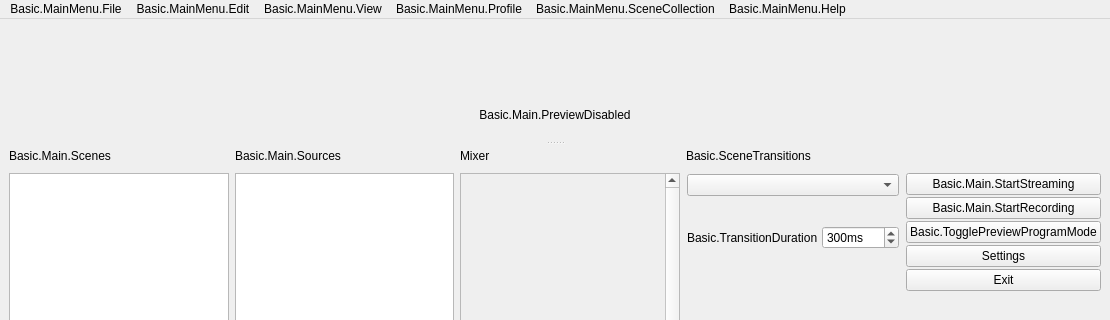
The window that obs/forms/OBSBasic.ui (sunwenjieIT/wenjie-obs-personal) describes before a commit, drawn with Qt 5; both pictures show x 0 to 1110 and y 0 to 320 of the 1110 by 724 pixel window.
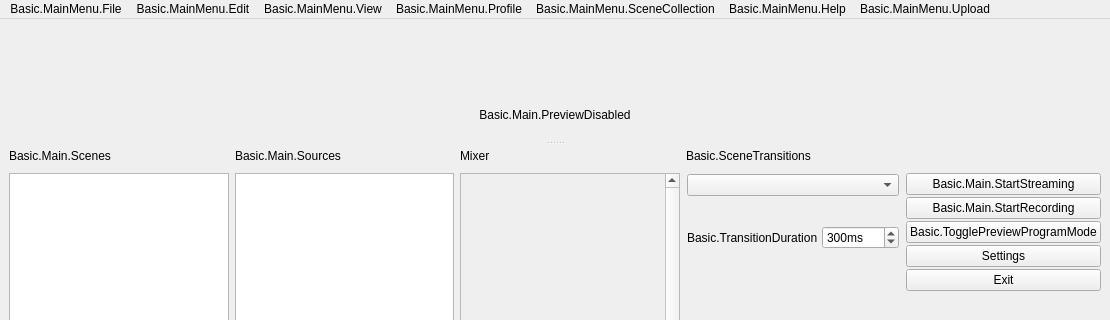
The same window after the commit. Icons and pictures are not drawn. Custom widgets are drawn as their Qt base class.

Diff of the .ui file:
```diff
--- a/obs/forms/OBSBasic.ui
+++ b/obs/forms/OBSBasic.ui
@@ -805,7 +805,7 @@
      <x>0</x>
      <y>0</y>
      <width>1110</width>
-     <height>21</height>
+     <height>23</height>
     </rect>
    </property>
    <widget class="QMenu" name="menu_File">
@@ -913,12 +913,19 @@
     <addaction name="toggleSceneTransitions"/>
     <addaction name="toggleStatusBar"/>
    </widget>
+   <widget class="QMenu" name="menuBasic_MainMenu_Upload">
+    <property name="title">
+     <string>Basic.MainMenu.Upload</string>
+    </property>
+    <addaction name="wjActionUploadSelect"/>
+   </widget>
    <addaction name="menu_File"/>
    <addaction name="menuBasic_MainMenu_Edit"/>
    <addaction name="viewMenu"/>
    <addaction name="profileMenu"/>
    <addaction name="sceneCollectionMenu"/>
    <addaction name="menuBasic_MainMenu_Help"/>
+   <addaction name="menuBasic_MainMenu_Upload"/>
   </widget>
   <widget class="OBSBasicStatusBar" name="statusbar"/>
   <action name="actionAddScene">
```
Left out of the diff: 5 changed lines with no effect on the pictures.
